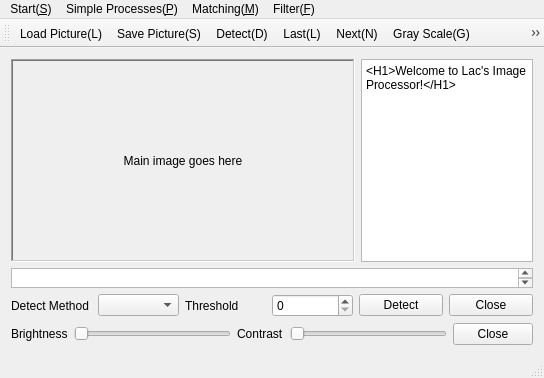
The window that mymainwindow.ui (sheMnapion/Opencv-Qt-Image-Processor) describes before a commit, drawn with Qt 5.
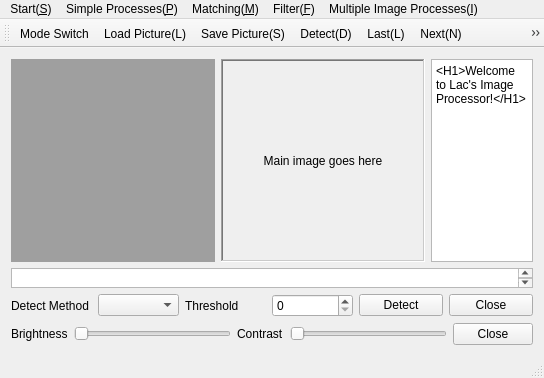
The same window after the commit. Icons and pictures are not drawn.

Commit message: starting to implement support for multiple images. after this version should be 2.1.0

Diff of the .ui file:
```diff
--- a/mymainwindow.ui
+++ b/mymainwindow.ui
@@ -18,10 +18,13 @@
     <item>
      <layout class="QVBoxLayout" name="verticalLayout">
       <item>
-       <layout class="QHBoxLayout" name="horizontalLayout" stretch="2,1">
+       <layout class="QHBoxLayout" name="horizontalLayout" stretch="2,2,1">
         <property name="sizeConstraint">
          <enum>QLayout::SetFixedSize</enum>
         </property>
+        <item>
+         <widget class="QMdiArea" name="multiImageArea"/>
+        </item>
         <item>
          <widget class="QLabel" name="label">
           <property name="sizePolicy">
@@ -216,10 +219,17 @@
     </property>
     <addaction name="actionRetina_Model_R"/>
    </widget>
+   <widget class="QMenu" name="menuMultiple_Image_Processes">
+    <property name="title">
+     <string>Multiple Image Processes(&amp;I)</string>
+    </property>
+    <addaction name="actionArithmetic_Blend"/>
+   </widget>
    <addaction name="menu"/>
    <addaction name="menuSimple_Processes_P"/>
    <addaction name="menuMatching_M"/>
    <addaction name="menuFilter_F"/>
+   <addaction name="menuMultiple_Image_Processes"/>
   </widget>
   <widget class="QToolBar" name="mainToolBar">
    <attribute name="toolBarArea">
@@ -228,6 +238,7 @@
    <attribute name="toolBarBreak">
     <bool>false</bool>
    </attribute>
+   <addaction name="actionMode_Switch"/>
    <addaction name="actionLoad_Picture_L"/>
    <addaction name="actionSave_Picture_S"/>
    <addaction name="actionDetect"/>
@@ -345,6 +356,20 @@
     <string>Retina Model(&amp;R)</string>
    </property>
   </action>
+  <action name="actionArithmetic_Blend">
+   <property name="text">
+    <string>Arithmetic Blend</string>
+   </property>
+  </action>
+  <action name="actionMode_Switch">
+   <property name="icon">
+    <iconset resource="myimages.qrc">
+     <normaloff>:/image/image/gtk-refresh.png</normaloff>:/image/image/gtk-refresh.png</iconset>
+   </property>
+   <property name="text">
+    <string>Mode Switch</string>
+   </property>
+  </action>
  </widget>
  <layoutdefault spacing="6" margin="11"/>
  <resources>
```
Left out of the diff: 1 changed line with no effect on the pictures. The commit also changes 5 other files.
